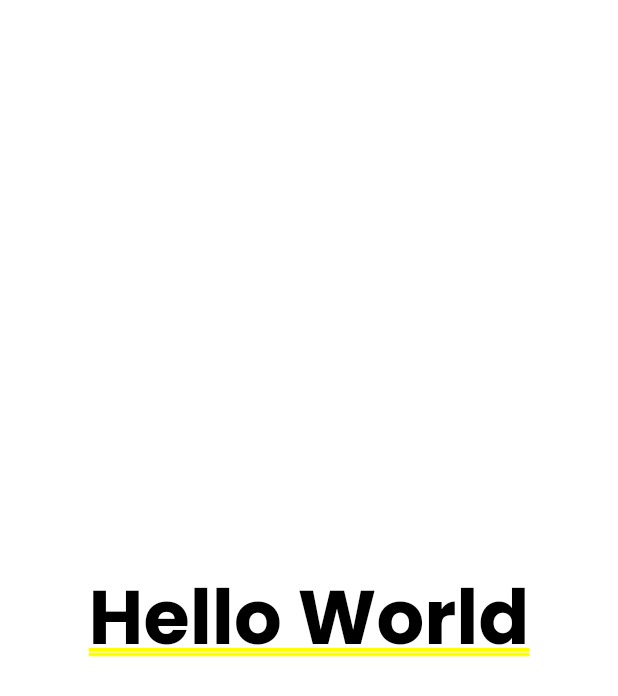
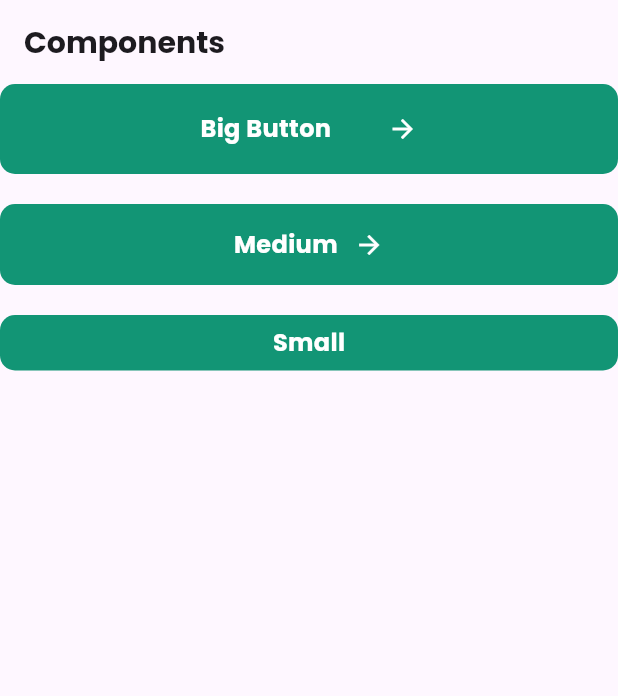
Before and after one commit to Kuneosu/study_inflearn_hq, a Flutter app: the screen it shows after launch, on a phone screen of 412 x 824 dp. Shown: the top 696 px of the screen. Run offline on Flutter 3.47's test engine with Material 3 defaults, Android fonts, the phone set to English and light mode, and no system bars; our stand-ins replace google_fonts.

Commit message:
06 - Buttons

```diff
--- /dev/null
+++ b/inflearn_flutter_hq/lib/core/presentation/components/big_button.dart
@@ -0,0 +1,68 @@
+import 'package:flutter/material.dart';
+import 'package:inflearn_flutter_hq/ui/color_styles.dart';
+import 'package:inflearn_flutter_hq/ui/text_styles.dart';
+
+class BigButton extends StatefulWidget {
+  final String text;
+  final void Function() onPressed;
+  const BigButton(
+    this.text, {
+    super.key,
+    required this.onPressed,
+  });
+
+  @override
+  State<BigButton> createState() => _BigButtonState();
+}
+
+class _BigButtonState extends State<BigButton> {
+  bool isPressed = false;
+  @override
+  Widget build(BuildContext context) {
+    return GestureDetector(
+      onTapDown: (_) {
+        setState(() {
+          isPressed = true;
+        });
+      },
+      onTapUp: (_) {
+        setState(() {
+          isPressed = false;
+        });
+        widget.onPressed();
+      },
+      onTapCancel: () {
+        setState(() {
+          isPressed = false;
+        });
+      },
+      child: Container(
+        height: 60,
+        decoration: BoxDecoration(
+          color: isPressed ? ColorStyles.gray4 : ColorStyles.primary100,
+          borderRadius: BorderRadius.circular(10),
+        ),
+        child: Row(
+          mainAxisAlignment: MainAxisAlignment.center,
+          children: [
+            SizedBox(
+              width: 114,
+              child: Text(
+                widget.text,
+                style: TextStyles.normalTextBold.copyWith(color: Colors.white),
+              ),
+            ),
+            SizedBox(
+              width: 11,
+            ),
+            const Icon(
+              Icons.arrow_forward,
+              color: Colors.white,
+              size: 20,
+            ),
+          ],
+        ),
+      ),
+    );
+  }
+}
--- /dev/null
+++ b/inflearn_flutter_hq/lib/core/presentation/components/medium_button.dart
@@ -0,0 +1,65 @@
+import 'package:flutter/material.dart';
+import 'package:inflearn_flutter_hq/ui/color_styles.dart';
+import 'package:inflearn_flutter_hq/ui/text_styles.dart';
+
+class MediumButton extends StatefulWidget {
+  final String text;
+  final void Function() onPressed;
+  const MediumButton(
+    this.text, {
+    super.key,
+    required this.onPressed,
+  });
+
+  @override
+  State<MediumButton> createState() => _MediumButtonState();
+}
+
+class _MediumButtonState extends State<MediumButton> {
+  bool isPressed = false;
+  @override
+  Widget build(BuildContext context) {
+    return GestureDetector(
+      onTapDown: (_) {
+        setState(() {
+          isPressed = true;
+        });
+      },
+      onTapUp: (_) {
+        setState(() {
+          isPressed = false;
+        });
+        widget.onPressed();
+      },
+      onTapCancel: () {
+        setState(() {
+          isPressed = false;
+        });
+      },
+      child: Container(
+        height: 54,
+        decoration: BoxDecoration(
+          color: isPressed ? ColorStyles.gray4 : ColorStyles.primary100,
+          borderRadius: BorderRadius.circular(10),
+        ),
+        child: Row(
+          mainAxisAlignment: MainAxisAlignment.center,
+          children: [
+            Text(
+              widget.text,
+              style: TextStyles.normalTextBold.copyWith(color: Colors.white),
+            ),
+            SizedBox(
+              width: 11,
+            ),
+            const Icon(
+              Icons.arrow_forward,
+              color: Colors.white,
+              size: 20,
+            ),
+          ],
+        ),
+      ),
+    );
+  }
+}
--- /dev/null
+++ b/inflearn_flutter_hq/lib/core/presentation/components/small_button.dart
@@ -0,0 +1,57 @@
+import 'package:flutter/material.dart';
+import 'package:inflearn_flutter_hq/ui/color_styles.dart';
+import 'package:inflearn_flutter_hq/ui/text_styles.dart';
+
+class SmallButton extends StatefulWidget {
+  final String text;
+  final void Function() onPressed;
+  const SmallButton(
+    this.text, {
+    super.key,
+    required this.onPressed,
+  });
+
+  @override
+  State<SmallButton> createState() => _SmallButtonState();
+}
+
+class _SmallButtonState extends State<SmallButton> {
+  bool isPressed = false;
+  @override
+  Widget build(BuildContext context) {
+    return GestureDetector(
+      onTapDown: (_) {
+        setState(() {
+          isPressed = true;
+        });
+      },
+      onTapUp: (_) {
+        setState(() {
+          isPressed = false;
+        });
+        widget.onPressed();
+      },
+      onTapCancel: () {
+        setState(() {
+          isPressed = false;
+        });
+      },
+      child: Container(
+        height: 37,
+        decoration: BoxDecoration(
+          color: isPressed ? ColorStyles.gray4 : ColorStyles.primary100,
+          borderRadius: BorderRadius.circular(10),
+        ),
+        child: Row(
+          mainAxisAlignment: MainAxisAlignment.center,
+          children: [
+            Text(
+              widget.text,
+              style: TextStyles.normalTextBold.copyWith(color: Colors.white),
+            ),
+          ],
+        ),
+      ),
+    );
+  }
+}
--- a/inflearn_flutter_hq/lib/main.dart
+++ b/inflearn_flutter_hq/lib/main.dart
@@ -1,4 +1,7 @@
 import 'package:flutter/material.dart';
+import 'package:inflearn_flutter_hq/core/presentation/components/big_button.dart';
+import 'package:inflearn_flutter_hq/core/presentation/components/medium_button.dart';
+import 'package:inflearn_flutter_hq/core/presentation/components/small_button.dart';
 import 'package:inflearn_flutter_hq/ui/text_styles.dart';
 
 void main() {
@@ -27,13 +30,36 @@ class App extends StatelessWidget {
 
   @override
   Widget build(BuildContext context) {
-    return Container(
-      color: Colors.white,
-      child: Center(
-        child: Text(
-          'Hello World',
-          style: TextStyles.titleTextBold.copyWith(color: Colors.black),
+    return Scaffold(
+      appBar: AppBar(
+        title: Text(
+          "Components",
+          style: TextStyles.largeTextBold,
         ),
+      ),
+      body: ListView(
+        children: [
+          BigButton(
+            "Big Button",
+            onPressed: (){
+              debugPrint("big button");
+            },
+          ),
+          SizedBox(height: 20,),
+          MediumButton(
+            "Medium",
+            onPressed: (){
+              debugPrint("me button");
+            },
+          ),
+          SizedBox(height: 20,),
+          SmallButton(
+            "Small",
+            onPressed: (){
+              debugPrint("sm button");
+            },
+          ),
+        ],
       ),
     );
   }
```
Also changed, not shown: 4 other files.
